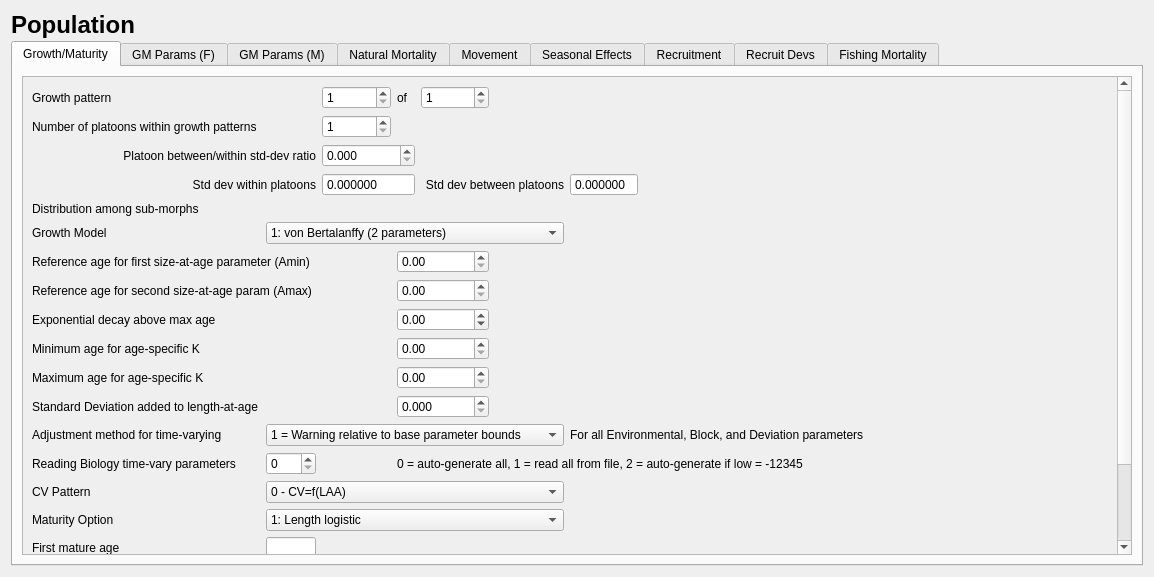
This is src/population_widget.ui in nmfs-ost/ss3-ssi as Qt 5 draws it before an edit. The edited form follows.
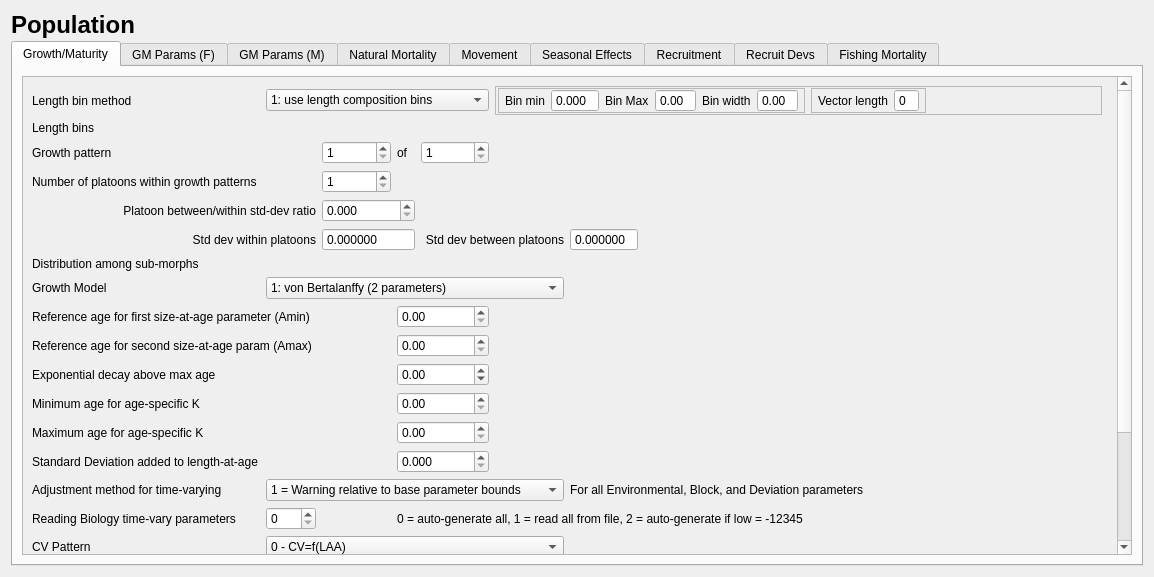
This is the edited form. The open tabs and pages were chosen to show the change. Icons and pictures are not drawn.

Commit message: ver 3.30.15.05 1. Implemented tags. 2. Moved Lambdas to Configuration and added others besides fleet. 3. Corrected reading age data when no age data. 4. Corrected reading forecast annual control rule buffer. 5. Forecast loop control #3 is implemented as forecast recruitment that    requires a value 0-3, which may be needed for some older models.

The edit to the form file:
```diff
--- a/src/population_widget.ui
+++ b/src/population_widget.ui
@@ -63,7 +63,7 @@
    <item>
     <widget class="QTabWidget" name="tabWidget">
      <property name="currentIndex">
-      <number>6</number>
+      <number>0</number>
      </property>
      <property name="movable">
       <bool>false</bool>
@@ -78,176 +78,19 @@
          <property name="widgetResizable">
           <bool>true</bool>
          </property>
-         <widget class="QWidget" name="scrollAreaWidgetContents_2">
+         <widget class="QWidget" name="scrollAreaWidgetContents_growth">
           <property name="geometry">
            <rect>
             <x>0</x>
             <y>0</y>
             <width>1068</width>
-            <height>610</height>
+            <height>678</height>
            </rect>
           </property>
           <layout class="QVBoxLayout" name="verticalLayout_7">
            <item>
             <layout class="QGridLayout" name="gridLayout_growth">
-             <item row="11" column="0" colspan="3">
-              <widget class="QLabel" name="label_growth_sd_add">
-               <property name="text">
-                <string>Standard Deviation added to length-at-age</string>
-               </property>
-              </widget>
-             </item>
-             <item row="13" column="3" colspan="5">
-              <widget class="QLabel" name="label_bio_time_vary_read_info">
-               <property name="text">
-                <string>0 = auto-generate all, 1 = read all from file, 2 = auto-generate if low = -12345</string>
-               </property>
-              </widget>
-             </item>
-             <item row="14" column="0">
-              <widget class="QLabel" name="label_growth_cv_pattern">
-               <property name="text">
-                <string>CV Pattern</string>
-               </property>
-              </widget>
-             </item>
-             <item row="4" column="1" colspan="5">
-              <layout class="QHBoxLayout" name="horizontalLayout_growth_submorph_dist"/>
-             </item>
              <item row="18" column="1" colspan="5">
-              <widget class="QComboBox" name="comboBox_fecund_gend_offset">
-               <property name="currentIndex">
-                <number>1</number>
-               </property>
-               <item>
-                <property name="text">
-                 <string>1: direct assignment</string>
-                </property>
-               </item>
-               <item>
-                <property name="text">
-                 <string>2: offset from GP 1 gender 1</string>
-                </property>
-               </item>
-               <item>
-                <property name="text">
-                 <string>3: same as SS2 V1.xx</string>
-                </property>
-               </item>
-              </widget>
-             </item>
-             <item row="2" column="2" colspan="2">
-              <widget class="QDoubleSpinBox" name="doubleSpinBox_growth_morph_ratio">
-               <property name="decimals">
-                <number>3</number>
-               </property>
-              </widget>
-             </item>
-             <item row="12" column="1" colspan="5">
-              <widget class="QComboBox" name="comboBox_growth_time_vary">
-               <item>
-                <property name="text">
-                 <string>1 = Warning relative to base parameter bounds</string>
-                </property>
-               </item>
-               <item>
-                <property name="text">
-                 <string>3 = No bound check</string>
-                </property>
-               </item>
-              </widget>
-             </item>
-             <item row="8" column="0" colspan="3">
-              <widget class="QLabel" name="label_exp_decay">
-               <property name="text">
-                <string>Exponential decay above max age</string>
-               </property>
-              </widget>
-             </item>
-             <item row="5" column="0">
-              <widget class="QLabel" name="label_growth_model">
-               <property name="text">
-                <string>Growth Model</string>
-               </property>
-              </widget>
-             </item>
-             <item row="3" column="4" colspan="2">
-              <widget class="QLabel" name="label_growth_morph_between">
-               <property name="text">
-                <string>Std dev between platoons</string>
-               </property>
-               <property name="alignment">
-                <set>Qt::AlignRight|Qt::AlignTrailing|Qt::AlignVCenter</set>
-               </property>
-              </widget>
-             </item>
-             <item row="12" column="0">
-              <widget class="QLabel" name="label_growth_time_vary">
-               <property name="text">
-                <string>Adjustment method for time-varying</string>
-               </property>
-              </widget>
-             </item>
-             <item row="9" column="3" colspan="2">
-              <widget class="QDoubleSpinBox" name="doubleSpinBox_growth_age_spec_min"/>
-             </item>
-             <item row="19" column="1" colspan="5">
-              <widget class="QComboBox" name="comboBox_fecund_option">
-               <item>
-                <property name="text">
-                 <string>1: eggs = wt * (a + b * wt)</string>
-                </property>
-               </item>
-               <item>
-                <property name="text">
-                 <string>2: eggs = a * L^b</string>
-                </property>
-               </item>
-               <item>
-                <property name="text">
-                 <string>3: eggs = a * W^b</string>
-                </property>
-               </item>
-               <item>
-                <property name="text">
-                 <string>4: eggs = a + b * L</string>
-                </property>
-               </item>
-               <item>
-                <property name="text">
-                 <string>5: eggs = a + B * W</string>
-                </property>
-               </item>
-              </widget>
-             </item>
-             <item row="3" column="6">
-              <widget class="QDoubleSpinBox" name="doubleSpinBox_growth_morph_between">
-               <property name="readOnly">
-                <bool>true</bool>
-               </property>
-               <property name="buttonSymbols">
-                <enum>QAbstractSpinBox::NoButtons</enum>
-               </property>
-               <property name="decimals">
-                <number>6</number>
-               </property>
-              </widget>
-             </item>
-             <item row="19" column="0">
-              <widget class="QLabel" name="label_fecund_option">
-               <property name="text">
-                <string>Fecundity option</string>
-               </property>
-              </widget>
-             </item>
-             <item row="0" column="0">
-              <widget class="QLabel" name="label_growth_num_patterns">
-               <property name="text">
-                <string>Growth pattern</string>
-               </property>
-              </widget>
-             </item>
-             <item row="15" column="1" colspan="5">
               <widget class="QComboBox" name="comboBox_maturity_option">
                <item>
                 <property name="text">
@@ -281,14 +124,187 @@
                </item>
               </widget>
              </item>
-             <item row="6" column="0" colspan="3">
-              <widget class="QLabel" name="label_growth_first_saa_age">
+             <item row="13" column="0" colspan="3">
+              <widget class="QLabel" name="label_growth_age_spec_max">
                <property name="text">
-                <string>Reference age for first size-at-age parameter (Amin)</string>
+                <string>Maximum age for age-specific K</string>
                </property>
               </widget>
              </item>
-             <item row="14" column="1" colspan="5">
+             <item row="11" column="0" colspan="3">
+              <widget class="QLabel" name="label_exp_decay">
+               <property name="text">
+                <string>Exponential decay above max age</string>
+               </property>
+              </widget>
+             </item>
+             <item row="4" column="2">
+              <widget class="QSpinBox" name="spinBox_growth_num_submorphs">
+               <property name="minimum">
+                <number>1</number>
+               </property>
+               <property name="maximum">
+                <number>5</number>
+               </property>
+               <property name="singleStep">
+                <number>2</number>
+               </property>
+               <property name="value">
+                <number>1</number>
+               </property>
+              </widget>
+             </item>
+             <item row="15" column="6" colspan="4">
+              <widget class="QLabel" name="label_growth_time_vary_info">
+               <property name="text">
+                <string>For all Environmental, Block, and Deviation parameters</string>
+               </property>
+              </widget>
+             </item>
+             <item row="6" column="6">
+              <widget class="QDoubleSpinBox" name="doubleSpinBox_growth_morph_between">
+               <property name="readOnly">
+                <bool>true</bool>
+               </property>
+               <property name="buttonSymbols">
+                <enum>QAbstractSpinBox::NoButtons</enum>
+               </property>
+               <property name="decimals">
+                <number>6</number>
+               </property>
+              </widget>
+             </item>
+             <item row="7" column="1" colspan="5">
+              <layout class="QHBoxLayout" name="horizontalLayout_growth_submorph_dist"/>
+             </item>
+             <item row="5" column="0" colspan="2">
+              <widget class="QLabel" name="label_growth_submorph_ratio">
+               <property name="text">
+                <string>Platoon between/within std-dev ratio</string>
+               </property>
+               <property name="alignment">
+                <set>Qt::AlignRight|Qt::AlignTrailing|Qt::AlignVCenter</set>
+               </property>
+              </widget>
+             </item>
+             <item row="7" column="0">
+              <widget class="QLabel" name="label_growth_submorph_dist">
+               <property name="text">
+                <string>Distribution among sub-morphs </string>
+               </property>
+              </widget>
+             </item>
+             <item row="4" column="0">
+              <widget class="QLabel" name="label_growth_num_submorphs">
+               <property name="text">
+                <string>Number of platoons within growth patterns </string>
+               </property>
+              </widget>
+             </item>
+             <item row="20" column="0">
+              <widget class="QLabel" name="label_wtatage">
+               <property name="text">
+                <string>Read wtatage.ss</string>
+               </property>
+              </widget>
+             </item>
+             <item row="1" column="0">
+              <widget class="QLabel" name="label_growth_bins">
+               <property name="text">
+                <string>Length bins</string>
+               </property>
+              </widget>
+             </item>
+             <item row="2" column="0" colspan="10">
+              <layout class="QHBoxLayout" name="horizontalLayout_growth_bins"/>
+             </item>
+             <item row="3" column="0">
+              <widget class="QLabel" name="label_growth_num_patterns">
+               <property name="text">
+                <string>Growth pattern</string>
+               </property>
+              </widget>
+             </item>
+             <item row="15" column="1" colspan="5">
+              <widget class="QComboBox" name="comboBox_growth_time_vary">
+               <item>
+                <property name="text">
+                 <string>1 = Warning relative to base parameter bounds</string>
+                </property>
+               </item>
+               <item>
+                <property name="text">
+                 <string>3 = No bound check</string>
+                </property>
+               </item>
+              </widget>
+             </item>
+             <item row="18" column="0">
+              <widget class="QLabel" name="label_maturity_option">
+               <property name="text">
+                <string>Maturity Option</string>
+               </property>
+              </widget>
+             </item>
+             <item row="6" column="2" colspan="2">
+              <widget class="QDoubleSpinBox" name="doubleSpinBox_growth_morph_within">
+               <property name="readOnly">
+                <bool>true</bool>
+               </property>
+               <property name="buttonSymbols">
+                <enum>QAbstractSpinBox::NoButtons</enum>
+               </property>
+               <property name="decimals">
+                <number>6</number>
+               </property>
+              </widget>
+             </item>
+             <item row="14" column="3" colspan="2">
+              <widget class="QDoubleSpinBox" name="doubleSpinBox_growth_sd_add">
+               <property name="decimals">
+                <number>3</number>
+               </property>
+               <property name="maximum">
+                <double>5.000000000000000</double>
+               </property>
+               <property name="singleStep">
+                <double>0.100000000000000</double>
+               </property>
+              </widget>
+             </item>
+             <item row="12" column="3" colspan="2">
+              <widget class="QDoubleSpinBox" name="doubleSpinBox_growth_age_spec_min"/>
+             </item>
+             <item row="0" column="0">
+              <widget class="QLabel" name="label_growth_bin_method">
+               <property name="text">
+                <string>Length bin method</string>
+               </property>
+              </widget>
+             </item>
+             <item row="21" column="1" colspan="5">
+              <widget class="QComboBox" name="comboBox_fecund_gend_offset">
+               <property name="currentIndex">
+                <number>1</number>
+               </property>
+               <item>
+                <property name="text">
+                 <string>1: direct assignment</string>
+                </property>
+               </item>
+               <item>
+                <property name="text">
+                 <string>2: offset from GP 1 gender 1</string>
+                </property>
+               </item>
+               <item>
+                <property name="text">
+                 <string>3: same as SS2 V1.xx</string>
+                </property>
+               </item>
+              </widget>
+             </item>
+             <item row="17" column="1" colspan="5">
               <widget class="QComboBox" name="comboBox_growth_cv_pattern">
                <item>
                 <property name="text">
@@ -317,94 +333,98 @@
                </item>
               </widget>
              </item>
-             <item row="9" column="0" colspan="3">
-              <widget class="QLabel" name="label_growth_age_spec_min">
-               <property name="text">
-                <string>Minimum age for age-specific K</string>
-               </property>
-              </widget>
-             </item>
-             <item row="17" column="0">
-              <widget class="QLabel" name="label_wtatage">
-               <property name="text">
-                <string>Read wtatage.ss</string>
-               </property>
-              </widget>
-             </item>
-             <item row="8" column="3" colspan="2">
-              <widget class="QDoubleSpinBox" name="doubleSpinBox_exp_decay">
-               <property name="minimum">
-                <double>-999.000000000000000</double>
-               </property>
-               <property name="singleStep">
-                <double>0.100000000000000</double>
-               </property>
-              </widget>
-             </item>
-             <item row="13" column="1">
-              <widget class="QSpinBox" name="spinBox_bio_time_vary_read">
-               <property name="maximum">
-                <number>2</number>
-               </property>
-              </widget>
-             </item>
-             <item row="13" column="0">
+             <item row="16" column="0">
               <widget class="QLabel" name="label_bio_time_vary_read">
                <property name="text">
                 <string>Reading Biology time-vary parameters</string>
                </property>
               </widget>
              </item>
-             <item row="8" column="7">
-              <spacer name="horizontalSpacer_growth">
-               <property name="orientation">
-                <enum>Qt::Horizontal</enum>
+             <item row="16" column="1">
+              <widget class="QSpinBox" name="spinBox_bio_time_vary_read">
+               <property name="maximum">
+                <number>2</number>
                </property>
-               <property name="sizeHint" stdset="0">
-                <size>
-                 <width>40</width>
-                 <height>20</height>
-                </size>
+              </widget>
+             </item>
+             <item row="5" column="2" colspan="2">
+              <widget class="QDoubleSpinBox" name="doubleSpinBox_growth_morph_ratio">
+               <property name="decimals">
+                <number>3</number>
                </property>
-              </spacer>
+              </widget>
              </item>
-             <item row="18" column="0">
+             <item row="21" column="0">
               <widget class="QLabel" name="label_fecund_gend_offset">
                <property name="text">
                 <string>Offset method</string>
                </property>
               </widget>
              </item>
-             <item row="7" column="3" colspan="2">
-              <widget class="QDoubleSpinBox" name="doubleSpinBox_growth_age_Amax">
-               <property name="minimum">
-                <double>0.000000000000000</double>
+             <item row="14" column="0" colspan="3">
+              <widget class="QLabel" name="label_growth_sd_add">
+               <property name="text">
+                <string>Standard Deviation added to length-at-age</string>
                </property>
-               <property name="maximum">
-                <double>999.000000000000000</double>
+              </widget>
+             </item>
+             <item row="20" column="1" colspan="4">
+              <widget class="QCheckBox" name="checkBox_wtatage">
+               <property name="text">
+                <string>(View file on Files tab)</string>
                </property>
               </widget>
              </item>
-             <item row="5" column="1" colspan="5">
-              <widget class="QComboBox" name="comboBox_growth_model">
+             <item row="22" column="1" colspan="5">
+              <widget class="QComboBox" name="comboBox_fecund_option">
                <item>
                 <property name="text">
-                 <string>1: von Bertalanffy (2 parameters)</string>
+                 <string>1: eggs = wt * (a + b * wt)</string>
                 </property>
                </item>
                <item>
                 <property name="text">
-                 <string>2: Schnute's general growth curve (3 parameters)</string>
+                 <string>2: eggs = a * L^b</string>
                 </property>
                </item>
                <item>
                 <property name="text">
-                 <string>3: von Bert with age-specific K devs for age range</string>
+                 <string>3: eggs = a * W^b</string>
                 </property>
                </item>
+               <item>
+                <property name="text">
+                 <string>4: eggs = a + b * L</string>
+                </property>
+               </item>
+               <item>
+                <property name="text">
+                 <string>5: eggs = a + B * W</string>
+                </property>
+               </item>
               </widget>
              </item>
-             <item row="0" column="3">
+             <item row="13" column="3" colspan="2">
+              <widget class="QDoubleSpinBox" name="doubleSpinBox_growth_age_spec_max"/>
+             </item>
+             <item row="17" column="0">
+              <widget class="QLabel" name="label_growth_cv_pattern">
+               <property name="text">
+                <string>CV Pattern</string>
+               </property>
+              </widget>
+             </item>
+             <item row="19" column="1">
+              <widget class="QLineEdit" name="lineEdit_maturity_first_age">
+               <property name="maximumSize">
+                <size>
+                 <width>50</width>
+                 <height>16777215</height>
+                </size>
+               </property>
+              </widget>
+             </item>
+             <item row="3" column="3">
               <widget class="QLabel" name="label_growth_of">
                <property name="sizePolicy">
                 <sizepolicy hsizetype="Minimum" vsizetype="Preferred">
@@ -423,165 +443,331 @@
                </property>
               </widget>
              </item>
-             <item row="10" column="3" colspan="2">
-              <widget class="QDoubleSpinBox" name="doubleSpinBox_growth_age_spec_max"/>
-             </item>
-             <item row="0" column="4">
-              <widget class="QSpinBox" name="spinBox_growth_num_patterns">
-               <property name="readOnly">
-                <bool>false</bool>
-               </property>
-               <property name="minimum">
-                <number>1</number>
-               </property>
-              </widget>
-             </item>
-             <item row="12" column="6" colspan="2">
-              <widget class="QLabel" name="label_growth_time_vary_info">
+             <item row="6" column="0" colspan="2">
+              <widget class="QLabel" name="label_growth_morph_within">
                <property name="text">
-                <string>For all Environmental, Block, and Deviation parameters</string>
+                <string>Std dev within platoons</string>
                </property>
-              </widget>
-             </item>
-             <item row="1" column="0">
-              <widget class="QLabel" name="label_growth_num_submorphs">
-               <property name="text">
-                <string>Number of platoons within growth patterns </string>
+               <property name="alignment">
+                <set>Qt::AlignRight|Qt::AlignTrailing|Qt::AlignVCenter</set>
                </property>
               </widget>
              </item>
-             <item row="6" column="3" colspan="2">
+             <item row="9" column="3" colspan="2">
               <widget class="QDoubleSpinBox" name="doubleSpinBox_growth_age_Amin">
                <property name="maximum">
                 <double>999.000000000000000</double>
                </property>
               </widget>
              </item>
-             <item row="1" column="2">
-              <widget class="QSpinBox" name="spinBox_growth_num_submorphs">
+             <item row="3" column="2">
+              <widget class="QSpinBox" name="spinBox_growth_pattern">
                <property name="minimum">
                 <number>1</number>
                </property>
-               <property name="maximum">
-                <number>5</number>
-               </property>
-               <property name="singleStep">
-                <number>2</number>
-               </property>
-               <property name="value">
-                <number>1</number>
-               </property>
               </widget>
              </item>
-             <item row="10" column="0" colspan="3">
-              <widget class="QLabel" name="label_growth_age_spec_max">
-               <property name="text">
-                <string>Maximum age for age-specific K</string>
-               </property>
-              </widget>
-             </item>
-             <item row="15" column="0">
-              <widget class="QLabel" name="label_maturity_option">
-               <property name="text">
-                <string>Maturity Option</string>
-               </property>
-              </widget>
-             </item>
-             <item row="11" column="3" colspan="2">
-              <widget class="QDoubleSpinBox" name="doubleSpinBox_growth_sd_add">
-               <property name="decimals">
-                <number>3</number>
-               </property>
-               <property name="maximum">
-                <double>5.000000000000000</double>
-               </property>
-               <property name="singleStep">
-                <double>0.100000000000000</double>
-               </property>
-              </widget>
-             </item>
-             <item row="16" column="0">
+             <item row="19" column="0">
               <widget class="QLabel" name="label_maturity_first_age">
                <property name="text">
                 <string>First mature age</string>
                </property>
               </widget>
              </item>
-             <item row="4" column="0">
-              <widget class="QLabel" name="label_growth_submorph_dist">
+             <item row="16" column="3" colspan="7">
+              <widget class="QLabel" name="label_bio_time_vary_read_info">
                <property name="text">
-                <string>Distribution among sub-morphs </string>
+                <string>0 = auto-generate all, 1 = read all from file, 2 = auto-generate if low = -12345</string>
                </property>
               </widget>
              </item>
-             <item row="7" column="0" colspan="3">
+             <item row="12" column="0" colspan="3">
+              <widget class="QLabel" name="label_growth_age_spec_min">
+               <property name="text">
+                <string>Minimum age for age-specific K</string>
+               </property>
+              </widget>
+             </item>
+             <item row="8" column="0">
+              <widget class="QLabel" name="label_growth_model">
+               <property name="text">
+                <string>Growth Model</string>
+               </property>
+              </widget>
+             </item>
+             <item row="6" column="4" colspan="2">
+              <widget class="QLabel" name="label_growth_morph_between">
+               <property name="text">
+                <string>Std dev between platoons</string>
+               </property>
+               <property name="alignment">
+                <set>Qt::AlignRight|Qt::AlignTrailing|Qt::AlignVCenter</set>
+               </property>
+              </widget>
+             </item>
+             <item row="22" column="0">
+              <widget class="QLabel" name="label_fecund_option">
+               <property name="text">
+                <string>Fecundity option</string>
+               </property>
+              </widget>
+             </item>
+             <item row="10" column="0" colspan="3">
               <widget class="QLabel" name="label_growth_secnd_saa_age">
                <property name="text">
                 <string>Reference age for second size-at-age param (Amax)</string>
                </property>
               </widget>
              </item>
-             <item row="0" column="2">
-              <widget class="QSpinBox" name="spinBox_growth_pattern">
-               <property name="minimum">
-                <number>1</number>
-               </property>
+             <item row="8" column="1" colspan="5">
+              <widget class="QComboBox" name="comboBox_growth_model">
+               <item>
+                <property name="text">
+                 <string>1: von Bertalanffy (2 parameters)</string>
+                </property>
+               </item>
+               <item>
+                <property name="text">
+                 <string>2: Schnute's general growth curve (3 parameters)</string>
+                </property>
+               </item>
+               <item>
+                <property name="text">
+                 <string>3: von Bert with age-specific K devs for age range</string>
+                </property>
+               </item>
               </widget>
              </item>
-             <item row="2" column="0" colspan="2">
-              <widget class="QLabel" name="label_growth_submorph_ratio">
-               <property name="text">
-                <string>Platoon between/within std-dev ratio</string>
-               </property>
-               <property name="alignment">
-                <set>Qt::AlignRight|Qt::AlignTrailing|Qt::AlignVCenter</set>
-               </property>
-              </widget>
-             </item>
-             <item row="3" column="0" colspan="2">
-              <widget class="QLabel" name="label_growth_morph_within">
-               <property name="text">
-                <string>Std dev within platoons</string>
-               </property>
-               <property name="alignment">
-                <set>Qt::AlignRight|Qt::AlignTrailing|Qt::AlignVCenter</set>
-               </property>
-              </widget>
-             </item>
-             <item row="3" column="2" colspan="2">
-              <widget class="QDoubleSpinBox" name="doubleSpinBox_growth_morph_within">
+             <item row="3" column="4">
+              <widget class="QSpinBox" name="spinBox_growth_num_patterns">
                <property name="readOnly">
-                <bool>true</bool>
+                <bool>false</bool>
                </property>
-               <property name="buttonSymbols">
-                <enum>QAbstractSpinBox::NoButtons</enum>
+               <property name="minimum">
+                <number>1</number>
                </property>
-               <property name="decimals">
-                <number>6</number>
+              </widget>
+             </item>
+             <item row="10" column="3" colspan="2">
+              <widget class="QDoubleSpinBox" name="doubleSpinBox_growth_age_Amax">
+               <property name="minimum">
+                <double>0.000000000000000</double>
                </property>
+               <property name="maximum">
+                <double>999.000000000000000</double>
+               </property>
               </widget>
              </item>
-             <item row="17" column="1" colspan="4">
-              <widget class="QCheckBox" name="checkBox_wtatage">
+             <item row="11" column="3" colspan="2">
+              <widget class="QDoubleSpinBox" name="doubleSpinBox_exp_decay">
+               <property name="minimum">
+                <double>-999.000000000000000</double>
+               </property>
+               <property name="singleStep">
+                <double>0.100000000000000</double>
+               </property>
+              </widget>
+             </item>
+             <item row="15" column="0">
+              <widget class="QLabel" name="label_growth_time_vary">
                <property name="text">
-                <string>(View file on Files tab)</string>
+                <string>Adjustment method for time-varying</string>
                </property>
               </widget>
              </item>
-             <item row="16" column="1">
-              <widget class="QLineEdit" name="lineEdit_maturity_first_age">
-               <property name="maximumSize">
+             <item row="9" column="0" colspan="3">
+              <widget class="QLabel" name="label_growth_first_saa_age">
+               <property name="text">
+                <string>Reference age for first size-at-age parameter (Amin)</string>
+               </property>
+              </widget>
+             </item>
+             <item row="11" column="8">
+              <spacer name="horizontalSpacer_growth">
+               <property name="orientation">
+                <enum>Qt::Horizontal</enum>
+               </property>
+               <property name="sizeHint" stdset="0">
                 <size>
-                 <width>50</width>
-                 <height>16777215</height>
+                 <width>40</width>
+                 <height>20</height>
                 </size>
                </property>
+              </spacer>
+             </item>
+             <item row="0" column="5" colspan="4">
+              <widget class="QFrame" name="frame_growth_bins">
+               <property name="frameShape">
+                <enum>QFrame::StyledPanel</enum>
+               </property>
+               <property name="frameShadow">
+                <enum>QFrame::Raised</enum>
+               </property>
+               <layout class="QHBoxLayout" name="horizontalLayout_8">
+                <property name="leftMargin">
+                 <number>2</number>
+                </property>
+                <property name="topMargin">
+                 <number>1</number>
+                </property>
+                <property name="rightMargin">
+                 <number>2</number>
+                </property>
+                <property name="bottomMargin">
+                 <number>1</number>
+                </property>
+                <item>
+                 <widget class="QFrame" name="frame_growth_bin_data">
+                  <property name="frameShape">
+                   <enum>QFrame::StyledPanel</enum>
+                  </property>
+                  <property name="frameShadow">
+                   <enum>QFrame::Raised</enum>
+                  </property>
+                  <layout class="QHBoxLayout" name="horizontalLayout_7">
+                   <property name="leftMargin">
+                    <number>6</number>
+                   </property>
+                   <property name="topMargin">
+                    <number>0</number>
+                   </property>
+                   <property name="rightMargin">
+                    <number>6</number>
+                   </property>
+                   <property name="bottomMargin">
+                    <number>0</number>
+                   </property>
+                   <item>
+                    <widget class="QLabel" name="label_growth_bin_min">
+                     <property name="text">
+                      <string>Bin min</string>
+                     </property>
+                    </widget>
+                   </item>
+                   <item>
+                    <widget class="QDoubleSpinBox" name="doubleSpinBox_growth_bin_min">
+                     <property name="buttonSymbols">
+                      <enum>QAbstractSpinBox::NoButtons</enum>
+                     </property>
+                     <property name="decimals">
+                      <number>3</number>
+                     </property>
+                     <property name="maximum">
+                      <double>20.000000000000000</double>
+                     </property>
+                     <property name="singleStep">
+                      <double>0.010000000000000</double>
+                     </property>
+                    </widget>
+                   </item>
+                   <item>
+                    <widget class="QLabel" name="label_growth_bin_max">
+                     <property name="text">
+                      <string>Bin Max</string>
+                     </property>
+                    </widget>
+                   </item>
+                   <item>
+                    <widget class="QDoubleSpinBox" name="doubleSpinBox_growth_bin_max">
+                     <property name="buttonSymbols">
+                      <enum>QAbstractSpinBox::NoButtons</enum>
+                     </property>
+                    </widget>
+                   </item>
+                   <item>
+                    <widget class="QLabel" name="label_growth_bin_width">
+                     <property name="text">
+                      <string>Bin width</string>
+                     </property>
+                    </widget>
+                   </item>
+                   <item>
+                    <widget class="QDoubleSpinBox" name="doubleSpinBox_growth_bin_width">
+                     <property name="buttonSymbols">
+                      <enum>QAbstractSpinBox::NoButtons</enum>
+                     </property>
+                    </widget>
+                   </item>
+                  </layout>
+                 </widget>
+                </item>
+                <item>
+                 <widget class="QFrame" name="frame_growth_bin_vector_length">
+                  <property name="frameShape">
+                   <enum>QFrame::StyledPanel</enum>
+                  </property>
+                  <property name="frameShadow">
+                   <enum>QFrame::Raised</enum>
+                  </property>
+                  <layout class="QHBoxLayout" name="horizontalLayout_6">
+                   <property name="leftMargin">
+                    <number>6</number>
+                   </property>
+                   <property name="topMargin">
+                    <number>0</number>
+                   </property>
+                   <property name="rightMargin">
+                    <number>6</number>
+                   </property>
+                   <property name="bottomMargin">
+                    <number>0</number>
+                   </property>
+                   <item>
+                    <widget class="QLabel" name="label_growth_bin_vector_length">
+                     <property name="text">
+                      <string>Vector length</string>
+                     </property>
+                    </widget>
+                   </item>
+                   <item>
+                    <widget class="QSpinBox" name="spinBox_growth_bin_vector_length">
+                     <property name="buttonSymbols">
+                      <enum>QAbstractSpinBox::NoButtons</enum>
+                     </property>
+                    </widget>
+                   </item>
+                  </layout>
+                 </widget>
+                </item>
+                <item>
+                 <spacer name="horizontalSpacer_growth_bins">
+                  <property name="orientation">
+                   <enum>Qt::Horizontal</enum>
+                  </property>
+                  <property name="sizeHint" stdset="0">
+                   <size>
+                    <width>40</width>
+                    <height>20</height>
+                   </size>
+                  </property>
+                 </spacer>
+                </item>
+               </layout>
+              </widget>
+             </item>
+             <item row="0" column="1" colspan="4">
+              <widget class="QComboBox" name="comboBox_growth_bin_method">
+               <item>
+                <property name="text">
+                 <string>1: use length composition bins</string>
+                </property>
+               </item>
+               <item>
+                <property name="text">
+                 <string>2: generate from min, max, width</string>
+                </property>
+               </item>
+               <item>
+                <property name="text">
+                 <string>3: read vector on next line</string>
+                </property>
+               </item>
               </widget>
              </item>
             </layout>
            </item>
            <item>
-            <spacer name="verticalSpacer_15">
+            <spacer name="verticalSpacer_growth2">
              <property name="orientation">
               <enum>Qt::Vertical</enum>
              </property>
@@ -594,7 +780,7 @@
             </spacer>
            </item>
            <item>
-            <spacer name="verticalSpacer_12">
+            <spacer name="verticalSpacer_growth1">
              <property name="orientation">
               <enum>Qt::Vertical</enum>
              </property>
```
The commit also changes 37 other files.
